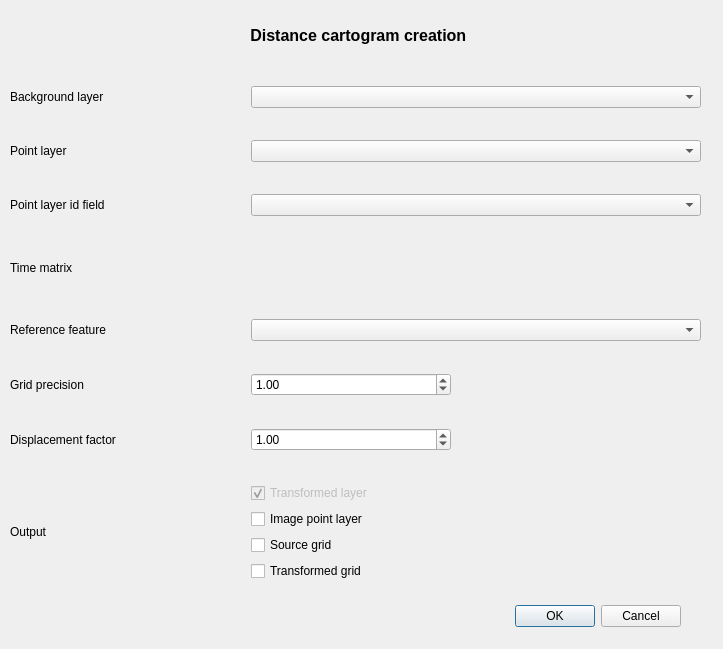
Above: dist_cartogram_dialog_base.ui from mthh/QgisDistanceCartogramPlugin before the change. Below: the same form after it.
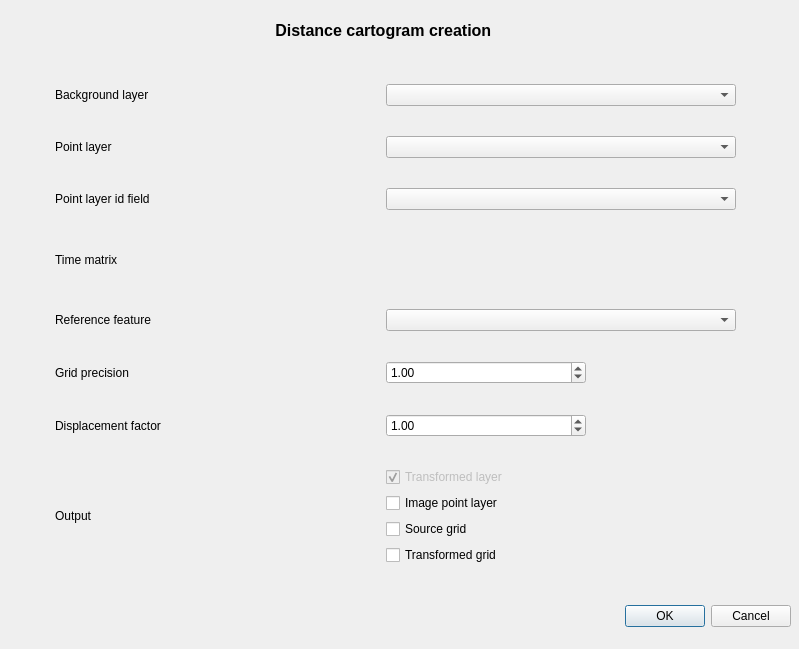
That is the form after the change. Custom widgets are drawn as their Qt base class.

What changed in the file:
```diff
--- a/dist_cartogram_dialog_base.ui
+++ b/dist_cartogram_dialog_base.ui
@@ -6,7 +6,7 @@
    <rect>
     <x>0</x>
     <y>0</y>
-    <width>723</width>
+    <width>799</width>
     <height>649</height>
    </rect>
   </property>
@@ -16,7 +16,7 @@
   <widget class="QDialogButtonBox" name="button_box">
    <property name="geometry">
     <rect>
-     <x>430</x>
+     <x>540</x>
      <y>600</y>
      <width>251</width>
      <height>32</height>
@@ -33,9 +33,9 @@
    <property name="geometry">
     <rect>
      <x>10</x>
-     <y>20</y>
-     <width>701</width>
-     <height>31</height>
+     <y>10</y>
+     <width>751</width>
+     <height>41</height>
     </rect>
    </property>
    <property name="text">
@@ -45,128 +45,208 @@
   <widget class="QWidget" name="gridLayoutWidget">
    <property name="geometry">
     <rect>
-     <x>10</x>
+     <x>0</x>
      <y>60</y>
-     <width>691</width>
-     <height>551</height>
+     <width>791</width>
+     <height>531</height>
     </rect>
    </property>
    <layout class="QGridLayout" name="gridLayout">
-    <item row="1" column="1">
-     <widget class="QgsMapLayerComboBox" name="pointLayerComboBox">
+    <property name="sizeConstraint">
+     <enum>QLayout::SetNoConstraint</enum>
+    </property>
+    <item row="0" column="1">
+     <widget class="QgsMapLayerComboBox" name="backgroundLayerComboBox">
       <property name="minimumSize">
        <size>
-        <width>450</width>
-        <height>0</height>
-       </size>
-      </property>
-     </widget>
-    </item>
-    <item row="5" column="1">
-     <widget class="QDoubleSpinBox" name="doubleSpinBox">
-      <property name="minimumSize">
-       <size>
-        <width>100</width>
+        <width>350</width>
         <height>0</height>
        </size>
       </property>
       <property name="maximumSize">
        <size>
-        <width>200</width>
+        <width>490</width>
         <height>16777215</height>
        </size>
-      </property>
-      <property name="minimum">
-       <double>0.500000000000000</double>
-      </property>
-      <property name="maximum">
-       <double>5.000000000000000</double>
-      </property>
-      <property name="value">
-       <double>1.000000000000000</double>
-      </property>
-     </widget>
-    </item>
-    <item row="5" column="0">
-     <widget class="QLabel" name="label_6">
-      <property name="text">
-       <string>Grid precision</string>
-      </property>
-     </widget>
-    </item>
-    <item row="3" column="1">
-     <widget class="QgsFileWidget" name="matrixQgsFileWidget">
-      <property name="minimumSize">
-       <size>
-        <width>450</width>
-        <height>0</height>
-       </size>
-      </property>
-      <property name="maximumSize">
-       <size>
-        <width>16777215</width>
-        <height>39</height>
-       </size>
-      </property>
-     </widget>
-    </item>
-    <item row="1" column="0">
-     <widget class="QLabel" name="label_2">
-      <property name="text">
-       <string>Point layer</string>
-      </property>
-     </widget>
-    </item>
-    <item row="6" column="0">
-     <widget class="QLabel" name="label_7">
-      <property name="text">
-       <string>Displacement factor</string>
       </property>
      </widget>
     </item>
     <item row="3" column="0">
      <widget class="QLabel" name="label_3">
+      <property name="minimumSize">
+       <size>
+        <width>140</width>
+        <height>0</height>
+       </size>
+      </property>
+      <property name="maximumSize">
+       <size>
+        <width>270</width>
+        <height>16777215</height>
+       </size>
+      </property>
+      <property name="toolTip">
+       <string>Path to a .csv document containing a time matrix between the points from the layer previously selected.</string>
+      </property>
       <property name="text">
        <string>Time matrix</string>
       </property>
      </widget>
     </item>
-    <item row="2" column="1">
-     <widget class="QgsFieldComboBox" name="mFieldComboBox"/>
-    </item>
     <item row="2" column="0">
      <widget class="QLabel" name="label_8">
+      <property name="minimumSize">
+       <size>
+        <width>140</width>
+        <height>0</height>
+       </size>
+      </property>
+      <property name="maximumSize">
+       <size>
+        <width>270</width>
+        <height>16777215</height>
+       </size>
+      </property>
       <property name="text">
        <string>Point layer id field</string>
       </property>
      </widget>
     </item>
-    <item row="0" column="1">
-     <widget class="QgsMapLayerComboBox" name="backgroundLayerComboBox">
+    <item row="4" column="1">
+     <widget class="QComboBox" name="refFeatureComboBox">
       <property name="minimumSize">
        <size>
-        <width>450</width>
+        <width>350</width>
         <height>0</height>
        </size>
       </property>
+      <property name="maximumSize">
+       <size>
+        <width>490</width>
+        <height>16777215</height>
+       </size>
+      </property>
      </widget>
     </item>
-    <item row="0" column="0">
-     <widget class="QLabel" name="label">
-      <property name="text">
-       <string>Background layer</string>
+    <item row="2" column="1">
+     <widget class="QgsFieldComboBox" name="mFieldComboBox">
+      <property name="minimumSize">
+       <size>
+        <width>350</width>
+        <height>0</height>
+       </size>
+      </property>
+      <property name="maximumSize">
+       <size>
+        <width>490</width>
+        <height>16777215</height>
+       </size>
       </property>
      </widget>
     </item>
     <item row="4" column="0">
      <widget class="QLabel" name="label_4">
+      <property name="minimumSize">
+       <size>
+        <width>140</width>
+        <height>0</height>
+       </size>
+      </property>
+      <property name="maximumSize">
+       <size>
+        <width>270</width>
+        <height>16777215</height>
+       </size>
+      </property>
+      <property name="toolTip">
+       <string>The reference feature (it's location will stay unchanged)</string>
+      </property>
       <property name="text">
        <string>Reference feature</string>
       </property>
      </widget>
     </item>
-    <item row="4" column="1">
-     <widget class="QComboBox" name="refFeatureComboBox"/>
+    <item row="5" column="1">
+     <widget class="QDoubleSpinBox" name="doubleSpinBox">
+      <property name="minimumSize">
+       <size>
+        <width>100</width>
+        <height>0</height>
+       </size>
+      </property>
+      <property name="maximumSize">
+       <size>
+        <width>200</width>
+        <height>16777215</height>
+       </size>
+      </property>
+      <property name="minimum">
+       <double>0.500000000000000</double>
+      </property>
+      <property name="maximum">
+       <double>5.000000000000000</double>
+      </property>
+      <property name="value">
+       <double>1.000000000000000</double>
+      </property>
+     </widget>
+    </item>
+    <item row="7" column="0">
+     <widget class="QLabel" name="label_9">
+      <property name="minimumSize">
+       <size>
+        <width>140</width>
+        <height>0</height>
+       </size>
+      </property>
+      <property name="maximumSize">
+       <size>
+        <width>270</width>
+        <height>60</height>
+       </size>
+      </property>
+      <property name="text">
+       <string>Output</string>
+      </property>
+     </widget>
+    </item>
+    <item row="5" column="0">
+     <widget class="QLabel" name="label_6">
+      <property name="minimumSize">
+       <size>
+        <width>140</width>
+        <height>0</height>
+       </size>
+      </property>
+      <property name="maximumSize">
+       <size>
+        <width>270</width>
+        <height>16777215</height>
+       </size>
+      </property>
+      <property name="text">
+       <string>Grid precision</string>
+      </property>
+     </widget>
+    </item>
+    <item row="6" column="1">
+     <widget class="QDoubleSpinBox" name="doubleSpinBox_2">
+      <property name="minimumSize">
+       <size>
+        <width>100</width>
+        <height>0</height>
+       </size>
+      </property>
+      <property name="maximumSize">
+       <size>
+        <width>200</width>
+        <height>16777215</height>
+       </size>
+      </property>
+      <property name="value">
+       <double>1.000000000000000</double>
+      </property>
+     </widget>
     </item>
     <item row="7" column="1">
      <layout class="QVBoxLayout" name="verticalLayout">
@@ -212,35 +292,95 @@
       </item>
      </layout>
     </item>
-    <item row="6" column="1">
-     <widget class="QDoubleSpinBox" name="doubleSpinBox_2">
+    <item row="6" column="0">
+     <widget class="QLabel" name="label_7">
       <property name="minimumSize">
        <size>
-        <width>100</width>
+        <width>140</width>
         <height>0</height>
        </size>
       </property>
       <property name="maximumSize">
        <size>
-        <width>200</width>
+        <width>270</width>
         <height>16777215</height>
        </size>
       </property>
-      <property name="value">
-       <double>1.000000000000000</double>
+      <property name="text">
+       <string>Displacement factor</string>
       </property>
      </widget>
     </item>
-    <item row="7" column="0">
-     <widget class="QLabel" name="label_9">
+    <item row="3" column="1">
+     <widget class="QgsFileWidget" name="matrixQgsFileWidget">
+      <property name="minimumSize">
+       <size>
+        <width>350</width>
+        <height>0</height>
+       </size>
+      </property>
       <property name="maximumSize">
        <size>
-        <width>16777215</width>
-        <height>60</height>
+        <width>490</width>
+        <height>39</height>
        </size>
       </property>
+     </widget>
+    </item>
+    <item row="1" column="1">
+     <widget class="QgsMapLayerComboBox" name="pointLayerComboBox">
+      <property name="minimumSize">
+       <size>
+        <width>350</width>
+        <height>0</height>
+       </size>
+      </property>
+      <property name="maximumSize">
+       <size>
+        <width>490</width>
+        <height>16777215</height>
+       </size>
+      </property>
+     </widget>
+    </item>
+    <item row="1" column="0">
+     <widget class="QLabel" name="label_2">
+      <property name="minimumSize">
+       <size>
+        <width>140</width>
+        <height>0</height>
+       </size>
+      </property>
+      <property name="maximumSize">
+       <size>
+        <width>270</width>
+        <height>16777215</height>
+       </size>
+      </property>
       <property name="text">
-       <string>Output</string>
+       <string>Point layer</string>
+      </property>
+     </widget>
+    </item>
+    <item row="0" column="0">
+     <widget class="QLabel" name="label">
+      <property name="minimumSize">
+       <size>
+        <width>140</width>
+        <height>0</height>
+       </size>
+      </property>
+      <property name="maximumSize">
+       <size>
+        <width>270</width>
+        <height>16777215</height>
+       </size>
+      </property>
+      <property name="toolTip">
+       <string>The layer to be deformed</string>
+      </property>
+      <property name="text">
+       <string>Background layer</string>
       </property>
      </widget>
     </item>
```
